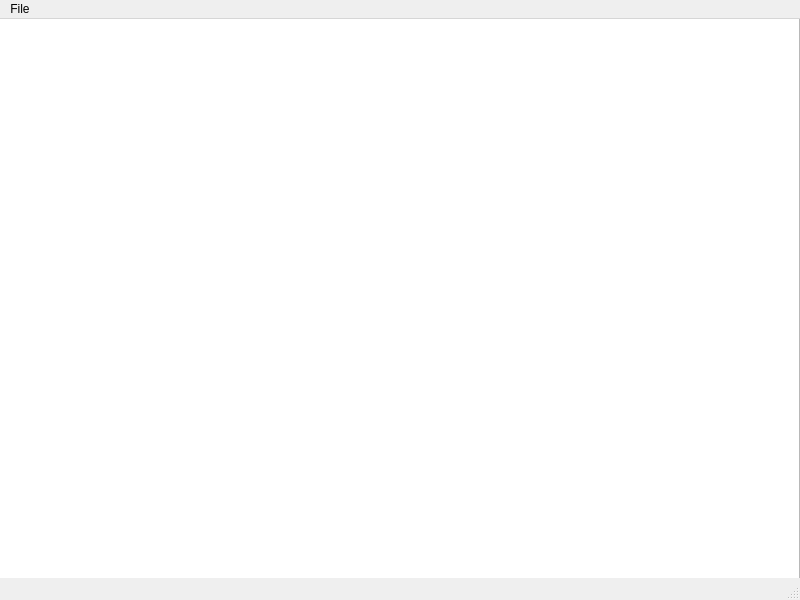
This is mainwindow.ui in MarkyMark18/msn-chat-viewer as Qt 5 draws it before an edit. The edited form follows.
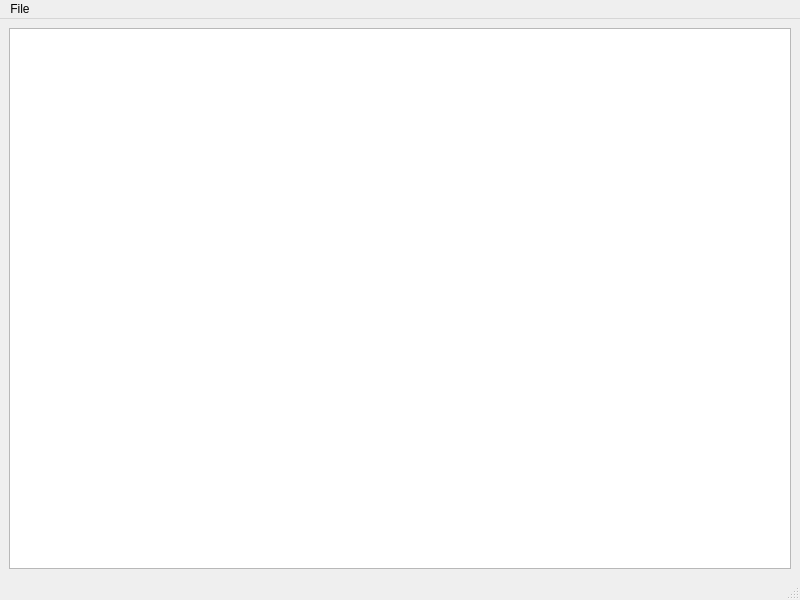
This is the edited form.

Commit message: Implemented outputting basic messages to xmlViewer

```diff
--- a/mainwindow.ui
+++ b/mainwindow.ui
@@ -14,21 +14,28 @@
    <string>MainWindow</string>
   </property>
   <widget class="QWidget" name="centralwidget">
-   <widget class="QWidget" name="verticalLayoutWidget">
-    <property name="geometry">
-     <rect>
-      <x>-1</x>
-      <y>-1</y>
-      <width>801</width>
-      <height>571</height>
-     </rect>
-    </property>
+   <property name="sizePolicy">
+    <sizepolicy hsizetype="Expanding" vsizetype="Expanding">
+     <horstretch>0</horstretch>
+     <verstretch>0</verstretch>
+    </sizepolicy>
+   </property>
+   <layout class="QVBoxLayout" name="verticalLayout_2">
+    <item>
     <layout class="QVBoxLayout" name="verticalLayout">
      <item>
-      <widget class="QTextBrowser" name="xmlViewer"/>
-     </item>
-    </layout>
-   </widget>
+       <widget class="QTextBrowser" name="xmlViewer">
+        <property name="sizePolicy">
+         <sizepolicy hsizetype="Expanding" vsizetype="Expanding">
+          <horstretch>0</horstretch>
+          <verstretch>0</verstretch>
+         </sizepolicy>
+        </property>
+       </widget>
+      </item>
+     </layout>
+    </item>
+   </layout>
   </widget>
   <widget class="QMenuBar" name="menubar">
    <property name="geometry">
```
Lines whose indentation alone changed are shown as unchanged. The commit also changes 1 other file.
